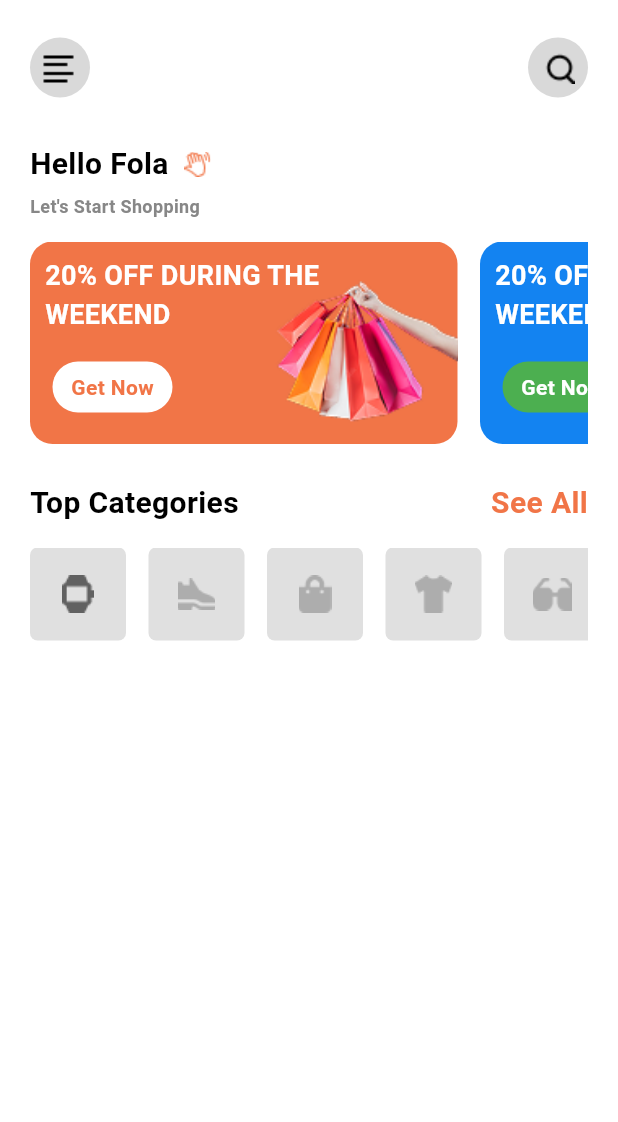
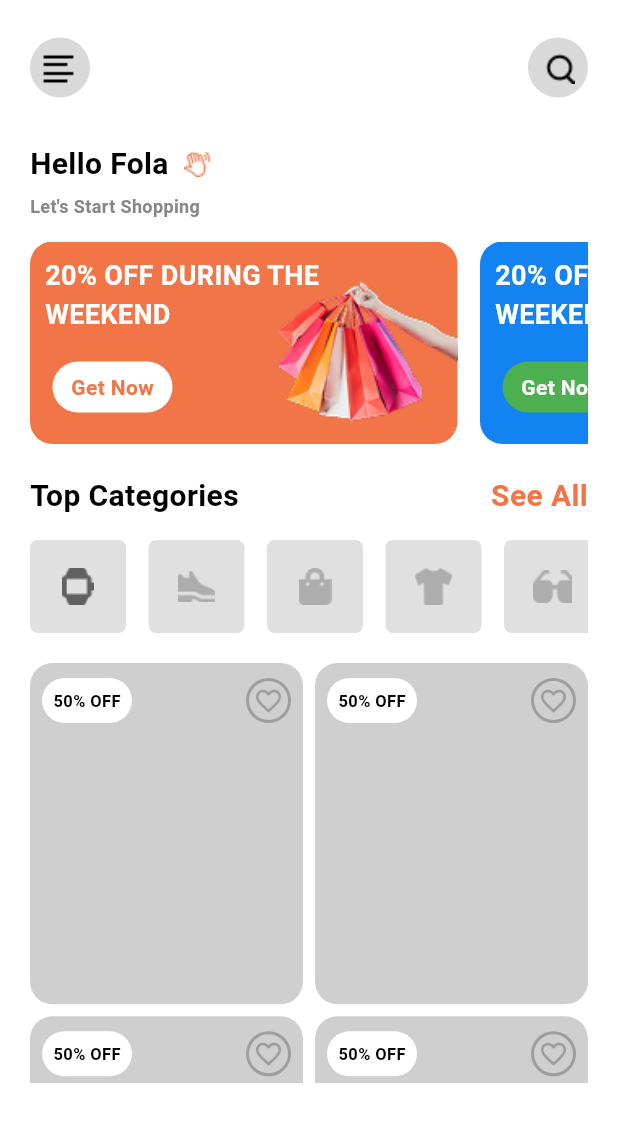
Before and after one commit to MuhammadAmirKhan-57/e_commerce, a Flutter app: the screen it shows after launch, on a phone screen of 412 x 824 dp. Shown: the top 1122 px of the screen. Run offline on Flutter 3.47's test engine with Material 3 defaults, Android fonts, the phone set to English and light mode, and no system bars.

Commit message:
Grid View

```diff
--- /dev/null
+++ b/lib/model/product_model.dart
@@ -0,0 +1,17 @@
+class Product {
+  final String name;
+  final String discount;
+  final String imagePath;
+  final double price;
+  final double salePrice;
+  bool isFavorite;
+
+  Product({
+    required this.name,
+    required this.discount,
+    required this.imagePath,
+    required this.price,
+    required this.salePrice,
+    this.isFavorite = false,
+  });
+}
--- a/lib/view/home_screen.dart
+++ b/lib/view/home_screen.dart
@@ -1,3 +1,4 @@
+import 'package:e_commerce/model/product_model.dart';
 import 'package:flutter/material.dart';
 
 class HomeScreen extends StatefulWidget {
@@ -55,6 +56,37 @@ class _HomeScreenState extends State<HomeScreen> {
       "btnBg": Colors.lightBlueAccent,
       "btnTextColor": Colors.white,
     },
+  ];
+
+  final List<Product> products = [
+    Product(
+      name: "Redmi Note 4",
+      discount: '50% OFF',
+      imagePath: "assets/images/p1.png",
+      price: 55000,
+      salePrice: 45000,
+    ),
+    Product(
+      name: "Apple Watch - series 6",
+      discount: '50% OFF',
+      imagePath: "assets/images/p2.png",
+      price: 55000,
+      salePrice: 45000,
+    ),
+    Product(
+      name: "Shoes",
+      discount: '50% OFF',
+      imagePath: "assets/images/p3.png",
+      price: 55000,
+      salePrice: 45000,
+    ),
+    Product(
+      name: "Watch",
+      discount: '50% OFF',
+      imagePath: "assets/images/p4.png",
+      price: 55000,
+      salePrice: 45000,
+    ),
   ];
 
   @override
@@ -164,7 +196,8 @@ class _HomeScreenState extends State<HomeScreen> {
                                   buttonItems[index]["btnText"] as String,
                                   style: TextStyle(
                                     color:
-                                        buttonItems[index]["btnTextColor"] as Color,
+                                        buttonItems[index]["btnTextColor"]
+                                            as Color,
                                     fontWeight: FontWeight.w600,
                                   ),
                                 ),
@@ -189,7 +222,7 @@ class _HomeScreenState extends State<HomeScreen> {
                   },
                 ),
               ),
-              SizedBox(height: 25),
+              SizedBox(height: 20),
               Row(
                 mainAxisAlignment: MainAxisAlignment.spaceBetween,
                 children: [
@@ -248,6 +281,77 @@ class _HomeScreenState extends State<HomeScreen> {
                   },
                 ),
               ),
+              SizedBox(height: 20),
+              SizedBox(
+                height: 280,
+                child: GridView.builder(
+                  physics: BouncingScrollPhysics(),
+                  gridDelegate: const SliverGridDelegateWithFixedCrossAxisCount(
+                    crossAxisCount: 2,
+                    mainAxisSpacing: 8,
+                    crossAxisSpacing: 8,
+                    childAspectRatio: 0.8,
+                  ),
+                  itemCount: 6,
+                  itemBuilder: (context, i) {
+                    return Container(
+                      decoration: BoxDecoration(
+                        color: Color(0xffCFCFCF),
+                        borderRadius: BorderRadius.circular(15),
+                      ),
+                      child: Padding(
+                        padding: EdgeInsetsGeometry.symmetric(
+                          horizontal: 8,
+                          vertical: 10,
+                        ),
+                        child: Column(
+                          children: [
+                            Row(
+                              mainAxisAlignment: MainAxisAlignment.spaceBetween,
+                              children: [
+                                Container(
+                                  width: 60,
+                                  height: 30,
+                                  decoration: BoxDecoration(
+                                    color: Colors.white,
+                                    borderRadius: BorderRadius.circular(15),
+                                  ),
+                                  child: Center(
+                                    child: Text(
+                                      products[i].discount,
+                                      style: TextStyle(
+                                        fontSize: 11,
+                                        color: Color(0xff000000),
+                                        fontWeight: FontWeight.bold,
+                                      ),
+                                    ),
+                                  ),
+                                ),
+                                Container(
+                                  width: 30,
+                                  height: 30,
+                                  decoration: BoxDecoration(
+                                    shape: BoxShape.circle,
+                                    border: Border.all(
+                                      color: Colors.grey,
+                                      width: 2,
+                                    ),
+                                  ),
+                                  child: Center(
+                                    child: Icon(Icons.favorite_border,
+                                    size: 20,
+                                    color: Colors.grey,),
+                                  ),
+                                ),
+                              ],
+                            ),
+                          ],
+                        ),
+                      ),
+                    );
+                  },
+                ),
+              ),
             ],
           ),
         ),
```
Also changed, not shown: assets/images/p1.png (added), assets/images/p2.png (added), assets/images/p3.png (added), assets/images/p5.png (added).
